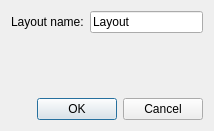
Above: scripts/Block/LayoutDialog.ui from qcad/qcad before the change. Below: the same form after it.
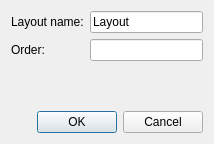
That is the form after the change. Icons and pictures are not drawn.

Commit message: add order to layout dialog

Patch:
```diff
--- a/scripts/Block/LayoutDialog.ui
+++ b/scripts/Block/LayoutDialog.ui
@@ -10,7 +10,7 @@
     <x>0</x>
     <y>0</y>
     <width>214</width>
-    <height>131</height>
+    <height>144</height>
    </rect>
   </property>
   <property name="windowTitle">
@@ -37,6 +37,16 @@
        </property>
       </widget>
      </item>
+     <item row="1" column="0">
+      <widget class="QLabel" name="label_2">
+       <property name="text">
+        <string>Order:</string>
+       </property>
+      </widget>
+     </item>
+     <item row="1" column="1">
+      <widget class="QLineEdit" name="TabOrder"/>
+     </item>
     </layout>
    </item>
    <item>
```
